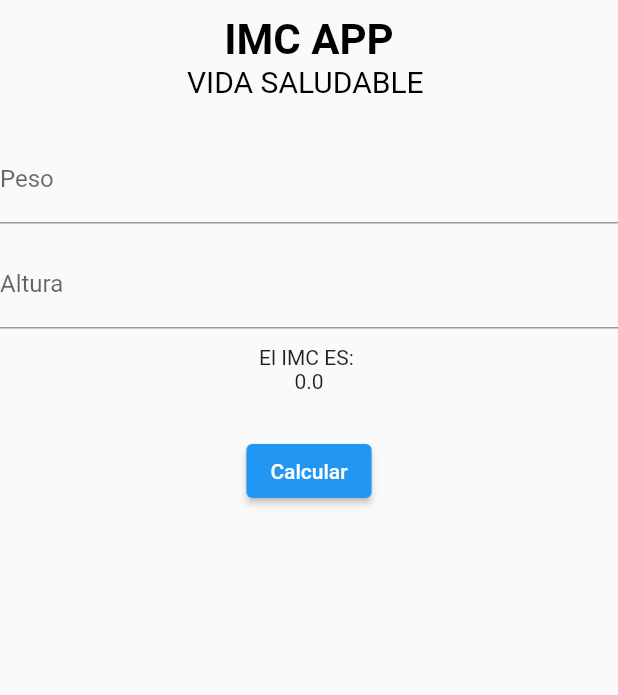
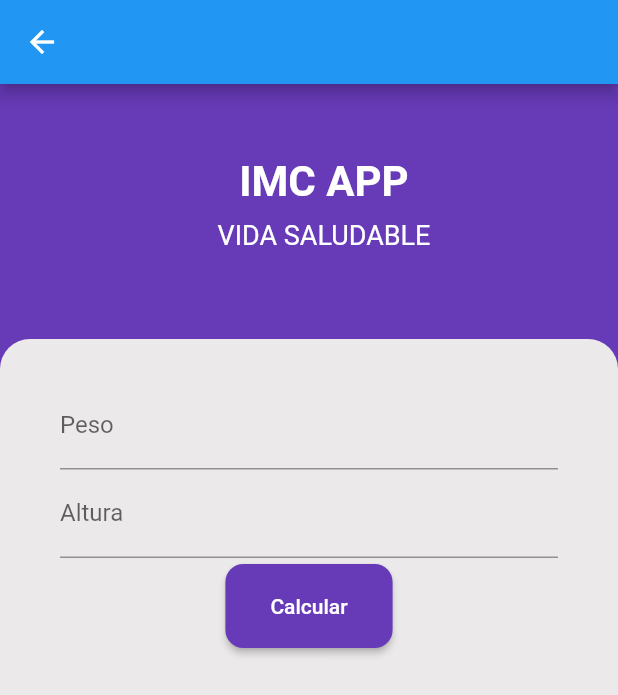
Before and after one commit to juanjimenezy/flutter_acividad2, a Flutter app: the Imc screen opened directly, on a phone screen of 412 x 824 dp. Shown: the top 695 px of the screen. Run offline on Flutter 3.47's test engine with Material 2 defaults, Android fonts, the phone set to English and light mode, and no system bars; our stand-ins replace mask_text_input_formatter.

Commit message:
stilos para el imc

```diff
--- a/lib/imc.dart
+++ /dev/null
@@ -1,130 +0,0 @@
-import 'package:flutter/material.dart';
-import 'package:mask_text_input_formatter/mask_text_input_formatter.dart';
-
-class Imc extends StatefulWidget {
-  const Imc({super.key});
-  @override
-  State<Imc> createState() => _ImcState();
-}
-
-class _ImcState extends State<Imc> {
-  var maskFormatterAltura = MaskTextInputFormatter(
-      mask: '#.##',
-      filter: {"#": RegExp(r'[0-9]')},
-      type: MaskAutoCompletionType.lazy);
-
-  var maskFormatterPeso = MaskTextInputFormatter(
-      mask: '###',
-      filter: {"#": RegExp(r'[0-9]')},
-      type: MaskAutoCompletionType.lazy);
-
-  var maskFormatterImc = MaskTextInputFormatter(
-      mask: '##.##',
-      filter: {"#": RegExp(r'[0-9]')},
-      type: MaskAutoCompletionType.lazy);
-
-  TextEditingController peso = TextEditingController();
-  TextEditingController altura = TextEditingController();
-  double vImc = 0;
-
-  void calcular() {
-    setState(() {
-      vImc = double.parse(peso.text) /
-          (double.parse(altura.text) * double.parse(altura.text));
-    });
-  }
-
-  @override
-  Widget build(BuildContext context) {
-    return Scaffold(
-      body: Stack(
-        children: [
-          //titulo
-          Positioned(
-            top: 10,
-            width: MediaQuery.of(context).size.width,
-            child: const Column(
-                children: [
-                  Text(
-                    "IMC APP",
-                    style: TextStyle(
-                        color: Colors.black,
-                        fontSize: 28,
-                        fontWeight: FontWeight.bold),
-                  ),
-                  Text("VIDA SALUDABLE ",
-                      style: TextStyle(
-                          color: Colors.black,
-                          fontSize: 20,
-                          fontWeight: FontWeight.w400))
-                ],
-              ),
-
-          ),
-
-          // peso
-          Positioned(
-            top: 90,
-            width: MediaQuery.of(context).size.width,
-            child: Column(
-                children: [
-                  cajas(peso, "Peso", TextInputType.text, maskFormatterPeso)
-                ],
-              ),
-
-          ),
-
-          //altura
-          Positioned(
-            top: 160,
-            width: MediaQuery.of(context).size.width,
-            child: Column(
-              children: [
-                cajas(
-                    altura, "Altura", TextInputType.text, maskFormatterAltura)
-              ],
-            ),
-          ),
-
-          //text
-          Positioned(
-            top: 230,
-            width: MediaQuery.of(context).size.width,
-            child: Column(
-              children: [
-                const Text("El IMC ES: "),
-                Text("$vImc"),
-              ],
-            ),
-          ),
-
-          //BTN CALCULAR
-          Positioned(
-            top: 290,
-            width: MediaQuery.of(context).size.width,
-            child: Column(
-              children: [
-                ElevatedButton(
-                  onPressed: () {
-                    calcular();
-                  },
-                  child: const Text("Calcular"),
-                ),
-              ],
-            ),
-          ),
-        ],
-      ),
-    );
-  }
-}
-
-Widget cajas(TextEditingController controller, String label, TextInputType tipo,
-    MaskTextInputFormatter formater) {
-  return TextField(
-    controller: controller,
-    keyboardType: tipo,
-    decoration: InputDecoration(labelText: label),
-    inputFormatters: [formater],
-  );
-}
--- /dev/null
+++ b/lib/widgets/imc.dart
@@ -0,0 +1,164 @@
+import 'package:flutter/material.dart';
+import 'package:mask_text_input_formatter/mask_text_input_formatter.dart';
+
+class Imc extends StatefulWidget {
+  const Imc({super.key});
+  @override
+  State<Imc> createState() => _ImcState();
+}
+
+class _ImcState extends State<Imc> {
+  var maskFormatterAltura = MaskTextInputFormatter(
+      mask: '#.##',
+      filter: {"#": RegExp(r'[0-9]')},
+      type: MaskAutoCompletionType.lazy);
+
+  var maskFormatterPeso = MaskTextInputFormatter(
+      mask: '###',
+      filter: {"#": RegExp(r'[0-9]')},
+      type: MaskAutoCompletionType.lazy);
+
+  var maskFormatterImc = MaskTextInputFormatter(
+      mask: '##.##',
+      filter: {"#": RegExp(r'[0-9]')},
+      type: MaskAutoCompletionType.lazy);
+
+  TextEditingController peso = TextEditingController();
+  TextEditingController altura = TextEditingController();
+  double vImc = 0;
+  String textIMC = "";
+  String textValidator = "";
+
+  void mensaje(BuildContext context, String value) {
+    showDialog(
+      context: context,
+      builder: (BuildContext context) {
+        return AlertDialog(
+          title: const Text("Resultado"),
+          content: Text("Su IMC es: " + value),
+          actions: <Widget>[
+            Center(child: ElevatedButton(
+              style: raisedButtonStyle,
+              onPressed: () {
+                Navigator.of(context).pop();
+              },
+              child: const Text("Aceptar"),
+            ),)
+
+          ],
+        );
+      },
+    );
+  }
+  void calcular() {
+    setState(() {
+      vImc = double.parse(peso.text) /
+          (double.parse(altura.text) * double.parse(altura.text));
+      textIMC = vImc.toStringAsFixed(2);
+      mensaje(context, textIMC);
+    });
+  }
+
+  @override
+  Widget build(BuildContext context) {
+    return Scaffold(
+      appBar: AppBar(),
+      body: Stack(
+        children: [
+          //fondo header
+          Positioned(
+            top: 0,
+            child: Container(
+              width: MediaQuery.of(context).size.width,
+              height: 190,
+              decoration: const BoxDecoration(color: Colors.deepPurple),
+            ),
+          ),
+
+          //titulo
+          Positioned(
+            top: 40,
+            child: Container(
+              width: MediaQuery.of(context).size.width,
+              height: 80,
+              padding: const EdgeInsets.fromLTRB(20, 0, 0, 0),
+              child: const Column(
+                crossAxisAlignment: CrossAxisAlignment.center,
+                mainAxisAlignment: MainAxisAlignment.spaceEvenly,
+                children: [
+                  Text("IMC APP",style:  TextStyle(color: Colors.white,fontSize: 28, fontWeight: FontWeight.bold),),
+                  Text("VIDA SALUDABLE",style:  TextStyle(color: Colors.white,fontSize: 18),
+                  ),
+                ],
+              ),
+            ),
+          ),
+
+          // ***** CONTENIDO APLICACION
+          Positioned(
+            top: 170,
+            child: Container(
+              width: MediaQuery.of(context).size.width,
+              height: MediaQuery.of(context).size.height,
+              decoration: BoxDecoration(
+                  borderRadius: BorderRadius.circular(20),
+                  color: Color.fromARGB(255, 235, 233, 233)),
+            ),
+          ),
+
+          // peso
+          Positioned(
+            top: 178,
+            child: Container(
+              width: MediaQuery.of(context).size.width,
+              margin: const EdgeInsets.all(10),
+              padding: const EdgeInsets.fromLTRB(30, 10, 50, 0),
+              child: Column(
+                children: [
+                  cajas(peso, "Peso", TextInputType.text, maskFormatterPeso),
+                  cajas(altura, "Altura", TextInputType.text, maskFormatterAltura)
+                ],
+              ),
+            )
+          ),
+
+          //text
+          Positioned(
+            top: 320,
+            width: MediaQuery.of(context).size.width,
+            child: Column(
+              children: [
+                ElevatedButton(
+                  style: raisedButtonStyle,
+                  onPressed: () {
+                    calcular();
+                  },
+                  child: const Text("Calcular"),
+                ),
+              ],
+            ),
+          )
+        ],
+      ),
+    );
+  }
+}
+
+Widget cajas(TextEditingController controller, String label, TextInputType tipo,
+    MaskTextInputFormatter formater) {
+  return TextField(
+    controller: controller,
+    keyboardType: tipo,
+    decoration: InputDecoration(labelText: label),
+    inputFormatters: [formater],
+  );
+}
+
+final ButtonStyle raisedButtonStyle = ElevatedButton.styleFrom(
+    onPrimary: Colors.white,
+    primary: Colors.deepPurple,
+    padding: EdgeInsets.symmetric(horizontal: 30, vertical: 20),
+    shape: RoundedRectangleBorder(
+      borderRadius: BorderRadius.circular(12.0), // Personaliza el radio del borde
+    )
+);
```
Also changed, not shown: lib/main3.dart (+14 -4 lines), lib/widgets/Sueldo.dart (added, +173 -0 lines), lib/widgets/principal.dart (added, +27 -0 lines).
